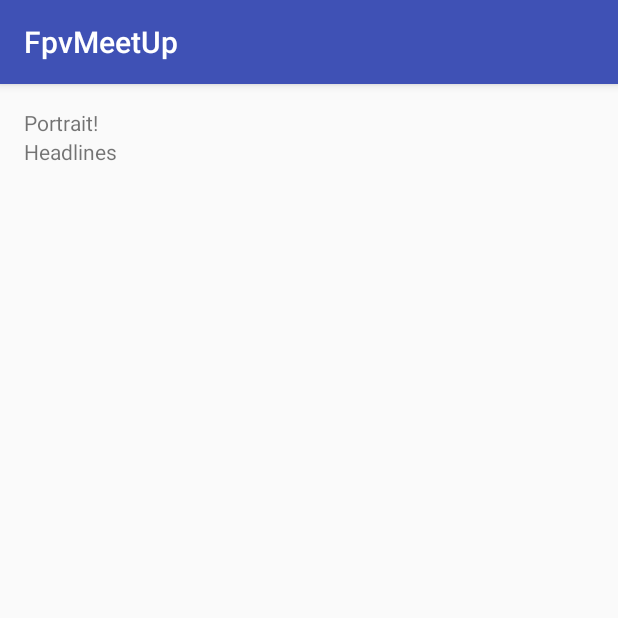
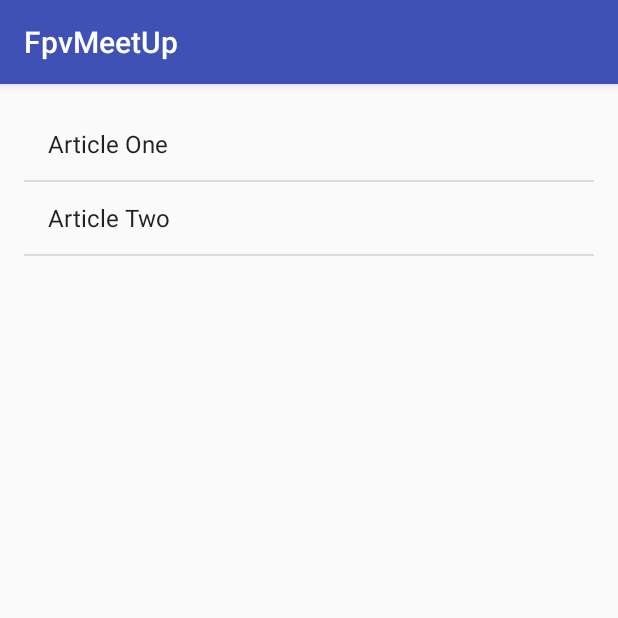
Before and after one commit to HenriqueAguaDoce/FpvMeetUp, an Android app: the screen it shows after launch (MainActivity), on a phone screen of 412 x 824 dp, the top half of it. Run offline under Robolectric (Android 15) with nearby library versions, the phone set to English and light mode, and no system bars.

Commit message:
Reimplementação da aplicação "News" - Ponto 6

```diff
--- a/app/src/main/java/pt/ipbeja/pdm2/fpvmeetup/FragmentHeadlines.java
+++ b/app/src/main/java/pt/ipbeja/pdm2/fpvmeetup/FragmentHeadlines.java
@@ -3,15 +3,18 @@ package pt.ipbeja.pdm2.fpvmeetup;
 
 import android.os.Bundle;
 import android.support.v4.app.Fragment;
+import android.support.v4.app.ListFragment;
 import android.view.LayoutInflater;
 import android.view.View;
 import android.view.ViewGroup;
-import android.widget.TextView;
+import android.widget.ArrayAdapter;
+import android.widget.ListView;
+import android.widget.Toast;
 
 /**
  * A simple {@link Fragment} subclass.
  */
-public class FragmentHeadlines extends Fragment {
+public class FragmentHeadlines extends ListFragment  {
 
 
     public FragmentHeadlines() {
@@ -22,9 +25,18 @@ public class FragmentHeadlines extends Fragment {
     @Override
     public View onCreateView(LayoutInflater inflater, ViewGroup container,
                              Bundle savedInstanceState) {
-        TextView textView = new TextView(getActivity());
-        textView.setText(R.string.headlines);
-        return textView;
+
+
+        ArrayAdapter<String> adapter = new ArrayAdapter<String>(inflater.getContext(),
+                android.R.layout.simple_list_item_1,NewData.Headlines);
+        setListAdapter(adapter);
+
+        return super.onCreateView(inflater, container, savedInstanceState);
+    }
+
+    @Override
+    public void onListItemClick(ListView l, View v, int position, long id) {
+        Toast.makeText(getContext(), NewData.Headlines[position], Toast.LENGTH_SHORT).show();
     }
 
 }
--- a/app/src/main/java/pt/ipbeja/pdm2/fpvmeetup/MainActivity.java
+++ b/app/src/main/java/pt/ipbeja/pdm2/fpvmeetup/MainActivity.java
@@ -11,11 +11,6 @@ public class MainActivity extends AppCompatActivity {
         super.onCreate(savedInstanceState);
         setContentView(R.layout.activity_main);
 
-        Toast.makeText(this, NewData.Headlines[0], Toast.LENGTH_SHORT).show();
-        Toast.makeText(this, NewData.Articles[0], Toast.LENGTH_SHORT).show();
-
-        Toast.makeText(this, "OnCreate", Toast.LENGTH_SHORT).show();
-
         if (findViewById(R.id.fragment_container) != null) {
             if (savedInstanceState != null) {
                 return;
--- a/app/src/main/res/layout-land/activity_main.xml
+++ b/app/src/main/res/layout-land/activity_main.xml
@@ -2,11 +2,6 @@
 <LinearLayout xmlns:android="http://schemas.android.com/apk/res/android"
     android:orientation="vertical" android:layout_width="match_parent"
     android:layout_height="match_parent">
-
-    <TextView
-        android:layout_width="wrap_content"
-        android:layout_height="wrap_content"
-        android:text= "@string/landscape"  />
 
     <LinearLayout
         android:layout_width="match_parent"
@@ -14,14 +9,14 @@
         android:orientation="horizontal">
 
         <fragment
-            android:layout_width="wrap_content"
+            android:layout_width="0dp"
             android:layout_height="match_parent"
             android:name="pt.ipbeja.pdm2.fpvmeetup.FragmentHeadlines"
             android:id="@+id/headlines_fragment"
             android:layout_weight="1" />
 
         <fragment
-            android:layout_width="wrap_content"
+            android:layout_width="0dp"
             android:layout_height="match_parent"
             android:name="pt.ipbeja.pdm2.fpvmeetup.FragmentArticle"
             android:id="@+id/article_fragment"
--- a/app/src/main/res/layout/activity_main.xml
+++ b/app/src/main/res/layout/activity_main.xml
@@ -11,11 +11,6 @@
     android:paddingTop="@dimen/activity_vertical_margin"
     tools:context="pt.ipbeja.pdm2.fpvmeetup.MainActivity">
 
-    <TextView
-        android:layout_width="wrap_content"
-        android:layout_height="wrap_content"
-        android:text= "@string/portrait"  />
-
     <FrameLayout
         android:layout_width="match_parent"
         android:layout_height="match_parent"
--- a/app/src/main/res/values/strings.xml
+++ b/app/src/main/res/values/strings.xml
@@ -1,7 +1,5 @@
 <resources>
     <string name="app_name">FpvMeetUp</string>
-    <string name="portrait">Portrait!</string>
-    <string name="landscape">Landscape!</string>
     <string name="headlines">Headlines</string>
     <string name="article">Article</string>
 </resources>
```
